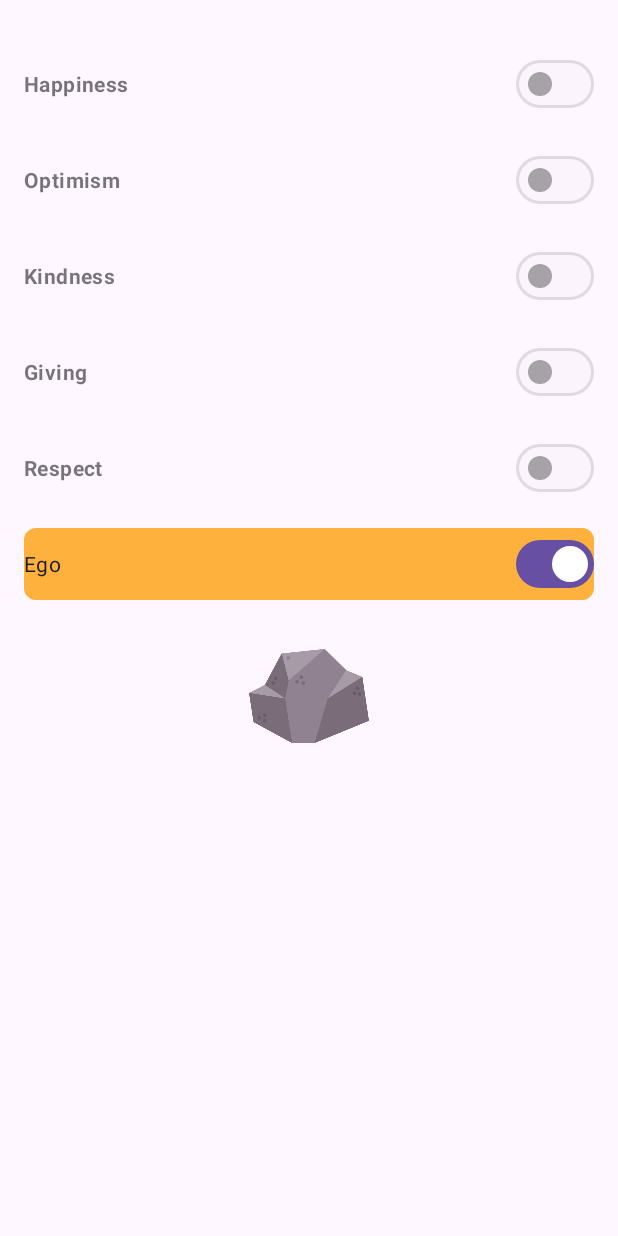
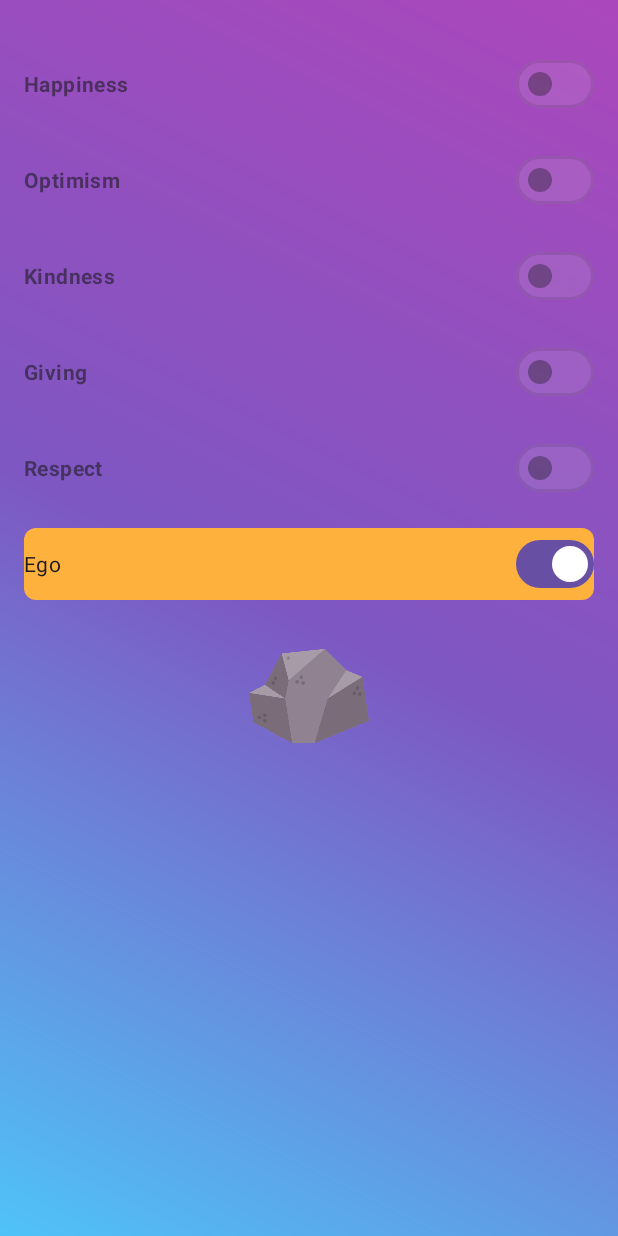
Before and after one commit to bymaskeli53/KekodFirstWeekProject, an Android app: the screen it shows after launch (MainActivity), on a phone screen of 412 x 824 dp. Run offline under Robolectric (Android 15) with nearby library versions, the phone set to English and light mode, and no system bars; our stand-ins replace navigation-ui; Roboto replaces fonts that are not available here.

Commit message:
Change background of home screen

```diff
--- /dev/null
+++ b/app/src/main/res/drawable/home_background.xml
@@ -0,0 +1,9 @@
+<?xml version="1.0" encoding="utf-8"?>
+<shape xmlns:android="http://schemas.android.com/apk/res/android">
+<gradient
+    android:angle="45"
+    android:startColor="#4FC3F7"
+    android:centerColor="#7E57C2"
+    android:endColor="#AB47BC"
+    android:type="linear" />
+</shape>
--- a/app/src/main/res/layout/fragment_home.xml
+++ b/app/src/main/res/layout/fragment_home.xml
@@ -5,6 +5,7 @@
     android:layout_width="match_parent"
     android:layout_height="match_parent"
     android:padding="16dp"
+    android:background="@drawable/home_background"
     tools:context=".MainActivity">
 
     <com.google.android.material.materialswitch.MaterialSwitch
```
